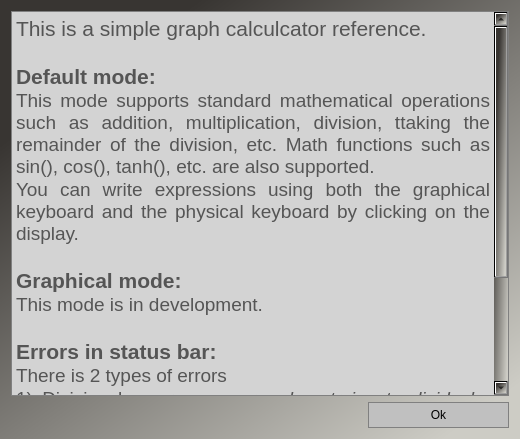
This is simple_calc/helpwindow.ui in DetriX-x/cpp-graph-calculator-qt as Qt 5 draws it before an edit. The edited form follows.
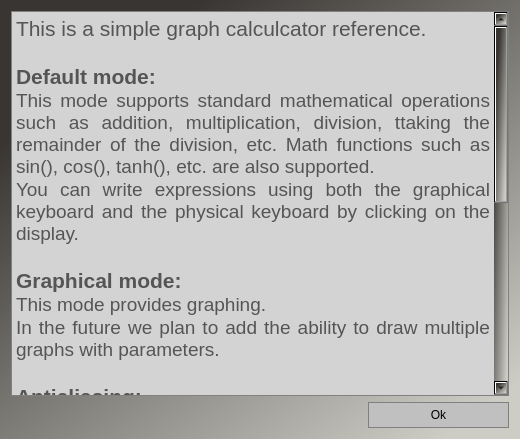
This is the edited form.

Commit message: v0.0.2: no discontinuities control, no params, only one graph

```diff
--- a/simple_calc/helpwindow.ui
+++ b/simple_calc/helpwindow.ui
@@ -87,7 +87,13 @@
 &lt;p align=&quot;justify&quot; style=&quot; margin-top:0px; margin-bottom:0px; margin-left:0px; margin-right:0px; -qt-block-indent:0; text-indent:0px;&quot;&gt;You can write expressions using both the graphical keyboard and the physical keyboard by clicking on the display.&lt;/p&gt;
 &lt;p align=&quot;justify&quot; style=&quot;-qt-paragraph-type:empty; margin-top:0px; margin-bottom:0px; margin-left:0px; margin-right:0px; -qt-block-indent:0; text-indent:0px;&quot;&gt;&lt;br /&gt;&lt;/p&gt;
 &lt;p align=&quot;justify&quot; style=&quot; margin-top:0px; margin-bottom:0px; margin-left:0px; margin-right:0px; -qt-block-indent:0; text-indent:0px;&quot;&gt;&lt;span style=&quot; font-size:16pt; font-weight:700;&quot;&gt;Graphical mode:&lt;/span&gt;&lt;/p&gt;
-&lt;p align=&quot;justify&quot; style=&quot; margin-top:0px; margin-bottom:0px; margin-left:0px; margin-right:0px; -qt-block-indent:0; text-indent:0px;&quot;&gt;This mode is in development.&lt;/p&gt;
+&lt;p align=&quot;justify&quot; style=&quot; margin-top:0px; margin-bottom:0px; margin-left:0px; margin-right:0px; -qt-block-indent:0; text-indent:0px;&quot;&gt;This mode provides graphing. &lt;/p&gt;
+&lt;p align=&quot;justify&quot; style=&quot; margin-top:0px; margin-bottom:0px; margin-left:0px; margin-right:0px; -qt-block-indent:0; text-indent:0px;&quot;&gt;In the future we plan to add the ability to draw multiple graphs with parameters.&lt;/p&gt;
+&lt;p style=&quot;-qt-paragraph-type:empty; margin-top:0px; margin-bottom:0px; margin-left:0px; margin-right:0px; -qt-block-indent:0; text-indent:0px;&quot;&gt;&lt;br /&gt;&lt;/p&gt;
+&lt;p style=&quot; margin-top:0px; margin-bottom:0px; margin-left:0px; margin-right:0px; -qt-block-indent:0; text-indent:0px;&quot;&gt;&lt;span style=&quot; font-size:16pt; font-weight:700;&quot;&gt;Antialiasing:&lt;/span&gt;&lt;/p&gt;
+&lt;p style=&quot; margin-top:0px; margin-bottom:0px; margin-left:0px; margin-right:0px; -qt-block-indent:0; text-indent:0px;&quot;&gt;Turn it &lt;span style=&quot; font-weight:700; font-style:italic;&quot;&gt;On&lt;/span&gt; while plotting simple graphs like sin(x) or x^3-x.&lt;/p&gt;
+&lt;p style=&quot; margin-top:0px; margin-bottom:0px; margin-left:0px; margin-right:0px; -qt-block-indent:0; text-indent:0px;&quot;&gt;Turn it &lt;span style=&quot; font-weight:700; font-style:italic;&quot;&gt;Off &lt;/span&gt;while plotting complex graphs like tan(x)*sin(x)*x&lt;/p&gt;
+&lt;p style=&quot; margin-top:0px; margin-bottom:0px; margin-left:0px; margin-right:0px; -qt-block-indent:0; text-indent:0px;&quot;&gt;Tip: &lt;span style=&quot; font-weight:700; font-style:italic;&quot;&gt;tan(x)&lt;/span&gt; is always hard to calculate, so be careful plotting that with &lt;span style=&quot; font-weight:700; font-style:italic;&quot;&gt;On&lt;/span&gt; parameter&lt;/p&gt;
 &lt;p align=&quot;justify&quot; style=&quot;-qt-paragraph-type:empty; margin-top:0px; margin-bottom:0px; margin-left:0px; margin-right:0px; -qt-block-indent:0; text-indent:0px;&quot;&gt;&lt;br /&gt;&lt;/p&gt;
 &lt;p align=&quot;justify&quot; style=&quot; margin-top:0px; margin-bottom:0px; margin-left:0px; margin-right:0px; -qt-block-indent:0; text-indent:0px;&quot;&gt;&lt;span style=&quot; font-size:16pt; font-weight:700;&quot;&gt;Errors in status bar:&lt;/span&gt;&lt;/p&gt;
 &lt;p align=&quot;justify&quot; style=&quot; margin-top:0px; margin-bottom:0px; margin-left:0px; margin-right:0px; -qt-block-indent:0; text-indent:0px;&quot;&gt;There is 2 types of errors&lt;/p&gt;
```
The commit also changes 27 other files.
